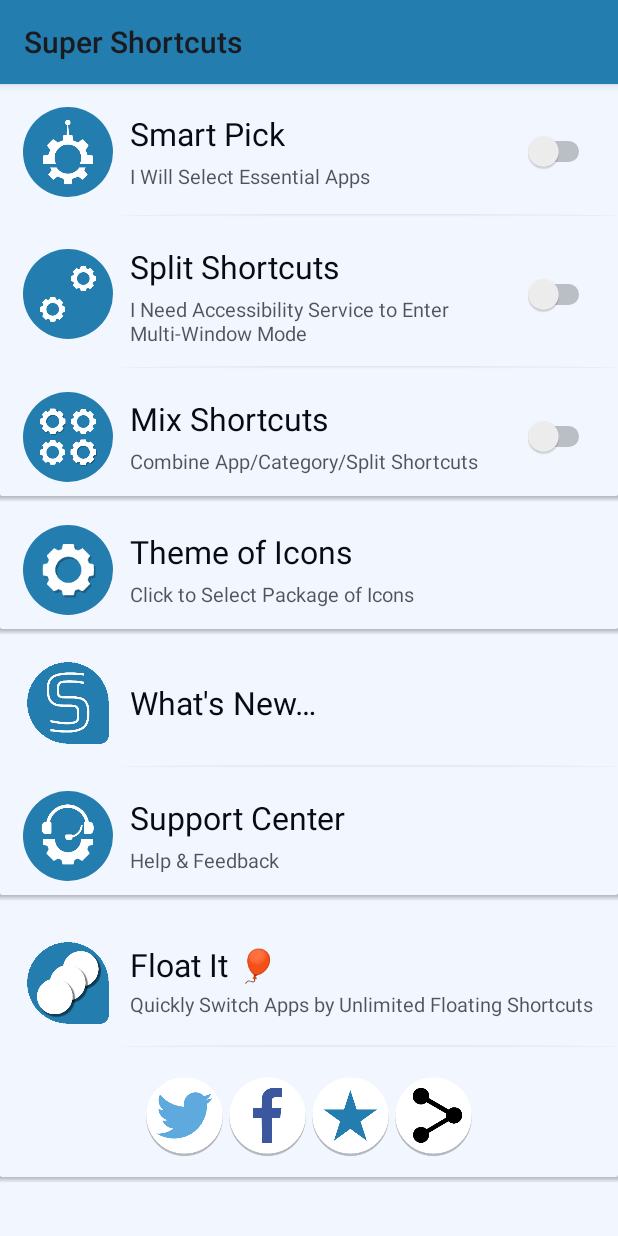
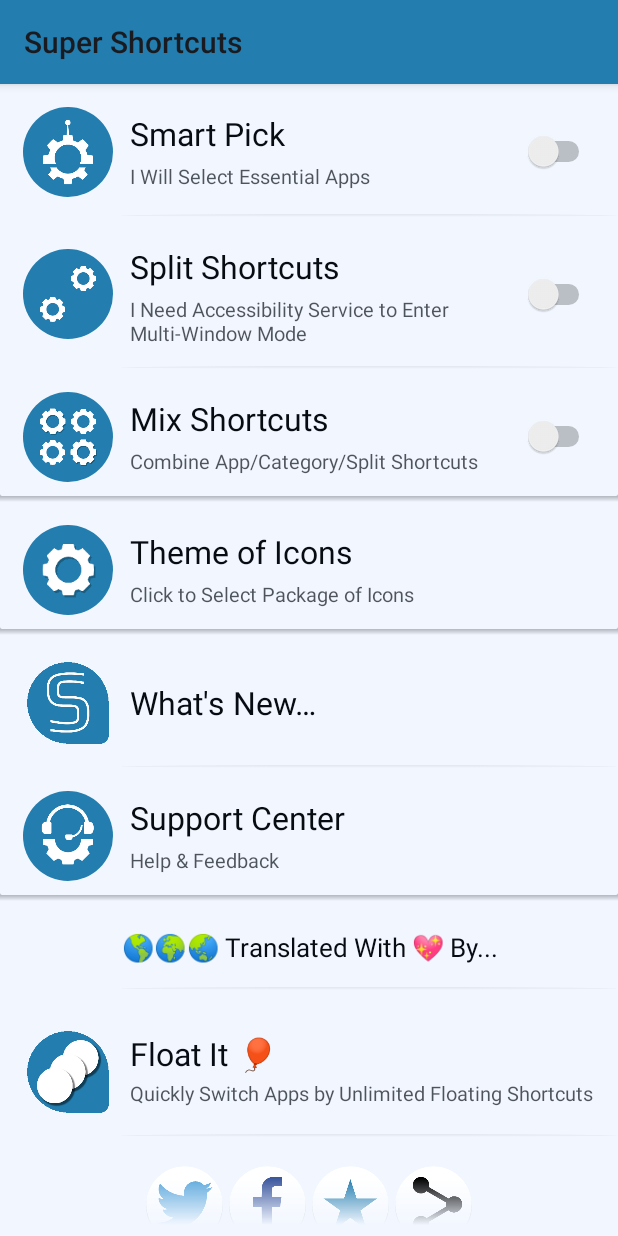
Before and after one commit to eliasdfazel/SuperShortcut, an Android app: the layout activity_setting_gui.xml on its own in the app's theme, with its tools: preview values and no code run, on a phone screen of 412 x 824 dp. Run offline under Robolectric (Android 15) with nearby library versions, the light colour scheme and no system bars.

Commit message:
[Time] 08-Mar-2020 | 13:00
[Description]

[Phone][ChangeLog]
#

[Watch][ChangeLog]
#

[Build][ChangeLog]
# Libraries Updated

```diff
--- a/SuperShortcutsPhone/build.gradle
+++ b/SuperShortcutsPhone/build.gradle
@@ -1,8 +1,8 @@
 /*
  * Copyright © 2020 By Geeks Empire.
  *
- * Created by Elias Fazel on 3/8/20 11:40 AM
- * Last modified 3/8/20 11:33 AM
+ * Created by Elias Fazel on 3/9/20 9:19 AM
+ * Last modified 3/9/20 9:01 AM
  *
  * Licensed Under MIT License.
  * https://opensource.org/licenses/MIT
@@ -26,7 +26,7 @@ android {
         minSdkVersion 26
         targetSdkVersion 29
 
-        versionCode 178
+        versionCode 182
         versionName "${majorVersion}." + getDateMonth() + "." + getDateDay() + "." + getDateYear() + ".${versionCode}"
 
         wearAppUnbundled true
--- a/SuperShortcutsPhone/src/main/res/layout/activity_setting_gui.xml
+++ b/SuperShortcutsPhone/src/main/res/layout/activity_setting_gui.xml
@@ -1,9 +1,9 @@
 <?xml version="1.0" encoding="utf-8"?>
 <!--
-  ~ Copyright © 2019 By Geeks Empire.
+  ~ Copyright © 2020 By Geeks Empire.
   ~
-  ~ Created by Elias Fazel on 11/11/19 7:22 PM
-  ~ Last modified 11/11/19 7:21 PM
+  ~ Created by Elias Fazel on 3/9/20 9:19 AM
+  ~ Last modified 3/9/20 9:17 AM
   ~
   ~ Licensed Under MIT License.
   ~ https://opensource.org/licenses/MIT
@@ -340,10 +340,35 @@
             </RelativeLayout>
 
             <RelativeLayout
+                android:id="@+id/translatorView"
+                android:layout_width="match_parent"
+                android:layout_height="wrap_content"
+                android:layout_below="@id/supportView"
+                android:layout_marginTop="2dp"
+                android:paddingTop="13dp"
+                android:paddingBottom="13dp"
+                android:background="@drawable/card_divider_prefs"
+                android:clickable="true">
+
+                <TextView
+                    android:layout_width="match_parent"
+                    android:layout_height="wrap_content"
+                    android:layout_centerVertical="true"
+                    android:gravity="center"
+                    android:paddingStart="11dp"
+                    android:paddingTop="3dp"
+                    android:paddingEnd="11dp"
+                    android:paddingBottom="3dp"
+                    android:text="@string/translatorTitle"
+                    android:textColor="@color/darker"
+                    android:textSize="17sp" />
+            </RelativeLayout>
+
+            <RelativeLayout
                 android:id="@+id/floatingView"
                 android:layout_width="match_parent"
                 android:layout_height="wrap_content"
-                android:layout_below="@id/supportView"
+                android:layout_below="@id/translatorView"
                 android:layout_marginTop="11dp"
                 android:paddingTop="13dp"
                 android:paddingBottom="13dp"
```
Also changed, not shown: SuperShortcutsPhone/src/main/java/net/geekstools/supershortcuts/PRO/Util/SettingGUI.java (+11 -3 lines), SuperShortcutsPhone/src/main/res/values/strings.xml (+4 -3 lines), SuperShortcutsPhone/src/main/res/values/strings_generic.xml (+9 -6 lines), 1 other file.
